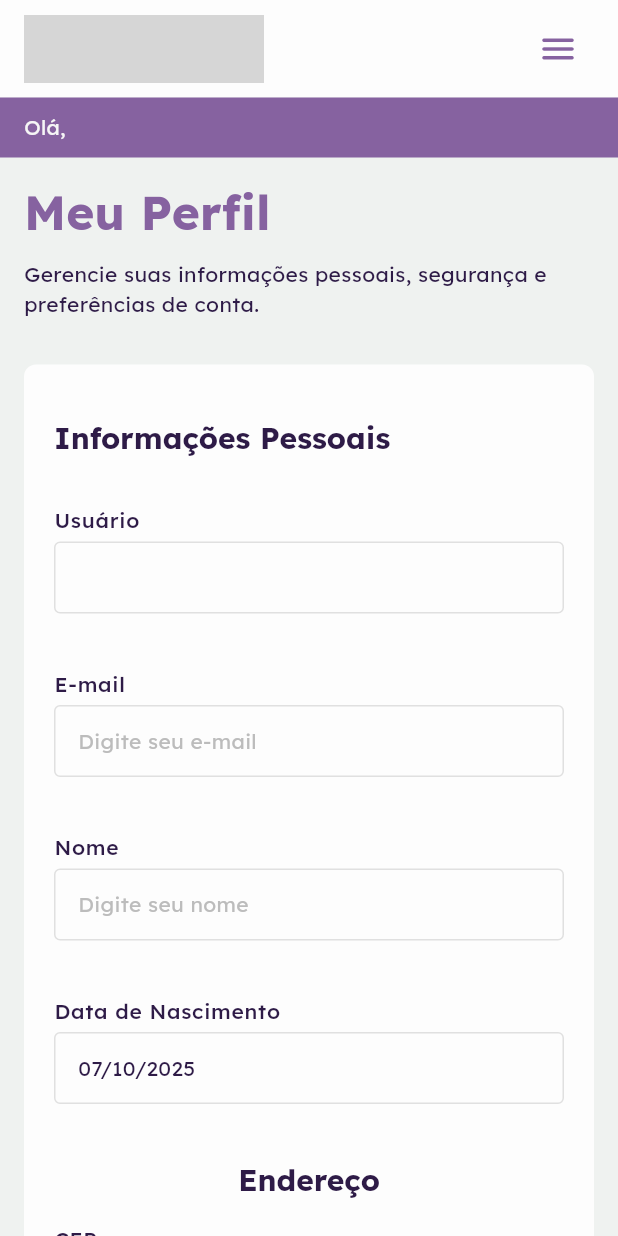
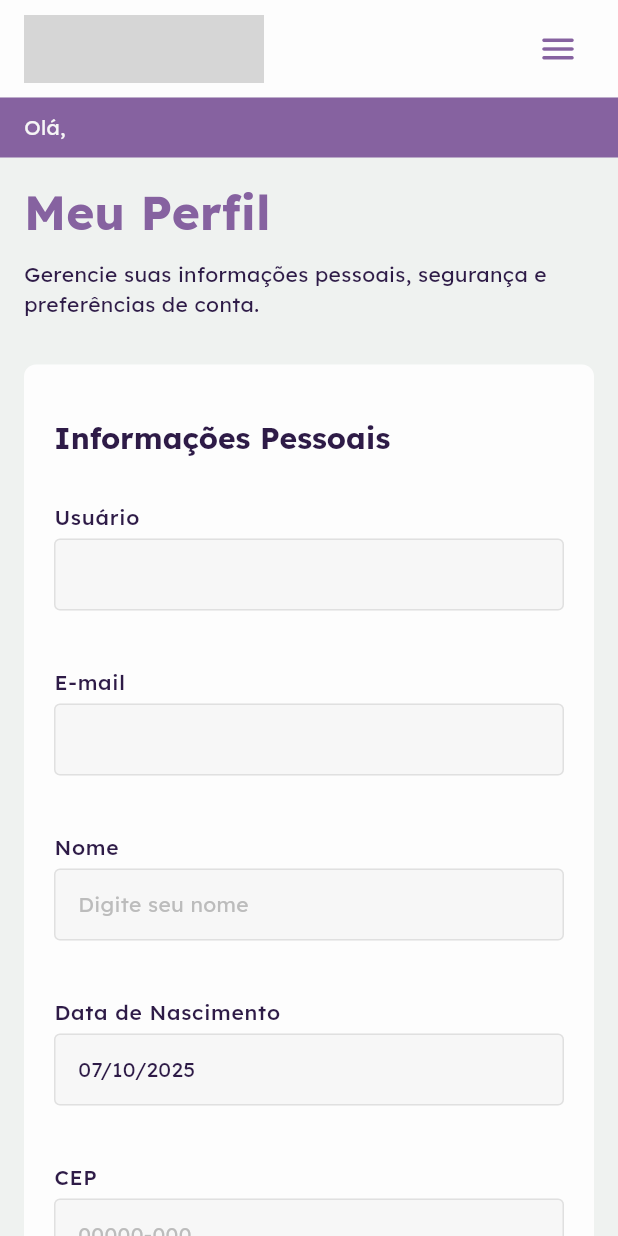
Before and after one commit to petbccufscar/mapa-adoleser, a Flutter app: the ProfilePage screen opened by its route, on a phone screen of 412 x 824 dp. Run offline on Flutter 3.47's test engine with Material 3 defaults, Android fonts, the phone set to English and light mode, and no system bars; our stand-ins replace carousel_slider, go_router, mask_text_input_formatter, pinput, responsive_framework, shared_preferences; accounts and stored records are empty; grey boxes are pictures that could not be loaded.

Commit message:
Improve input theming and CEP validation in profile flow
Refines input background and border colors for different states in the theme. Adds a dedicated CEP validator and improves error handling for address lookup. Refactors the profile page form layout, enhances field validation, and removes unused imports and logging. Also updates responsive paddings and cleans up widget constructors.

```diff
--- a/frontend/lib/core/constants.dart
+++ b/frontend/lib/core/constants.dart
@@ -19,10 +19,10 @@ class ResponsivePaddings {
   static const double horizontalDesktopLarge = 320.0;
 
   static const double verticalPhone = 16.0;
-  static const double verticalTablet = 16.0;
+  static const double verticalTablet = 32.0;
   static const double verticalTableLarge = 32.0;
   static const double verticalDesktop = 32.0;
-  static const double verticalDesktopLarge = 32.0;
+  static const double verticalDesktopLarge = 64.0;
 }
 
 class AppDimensions {
--- a/frontend/lib/core/theme/app_colors.dart
+++ b/frontend/lib/core/theme/app_colors.dart
@@ -36,9 +36,11 @@ class AppColors {
   static const iconDark = Color(0xFF2E1B47);
 
   // Input
-  static const inputBackground = Color(0xFFFFFFFF);
+  static const inputBackgroundFocused = Color(0xEAF1F1F1);
+  static const inputBackgroundDisabled = Color(0xEAF6F6F6);
+  static const inputBackground = Color(0xEAFDFDFD);
   static const inputPlaceholder = Color(0xFFBCBCBC);
   static const inputBorder = Color(0xFFEAEAEA);
-  static const inputBorderFocus = Color(0xFF687082);
+  static const inputBorderFocused = Color(0xFF687082);
   static const inputBorderDisabled = Color(0xFFE0E0E0);
 }
--- a/frontend/lib/core/theme/light_theme.dart
+++ b/frontend/lib/core/theme/light_theme.dart
@@ -19,8 +19,19 @@ ThemeData lightTheme = ThemeData(
       error: AppColors.warning,
       onError: AppColors.textPrimary,
     ),
-    inputDecorationTheme: const InputDecorationTheme(
-      fillColor: AppColors.inputBackground,
+    inputDecorationTheme: InputDecorationTheme(
+      filled: true,
+      fillColor: WidgetStateColor.resolveWith((states) {
+        if (states.contains(WidgetState.disabled)) {
+          return AppColors.inputBackgroundDisabled; // fundo desabilitado
+        }
+
+        if (states.contains(WidgetState.focused)) {
+          return AppColors.inputBackgroundFocused; // fundo quando focado
+        }
+
+        return AppColors.inputBackground; // fundo normal (habilitado)
+      }),
       errorStyle: TextStyle(
         color: Colors.red,
         fontSize: 12,
@@ -66,15 +77,20 @@ ThemeData lightTheme = ThemeData(
     ),
     textTheme: const TextTheme(
       headlineLarge: TextStyle(
-          color: AppColors.purple, fontSize: 32, fontWeight: FontWeight.w700),
+        color: AppColors.purple,
+        fontSize: 32,
+        fontWeight: FontWeight.w700,
+      ),
       headlineMedium: TextStyle(
         color: AppColors.textPrimary,
         fontSize: 24,
-          fontWeight: FontWeight.w700),
+        fontWeight: FontWeight.w700,
+      ),
       headlineSmall: TextStyle(
         color: AppColors.textPrimary,
         fontSize: 20,
-          fontWeight: FontWeight.w700),
+        fontWeight: FontWeight.w700,
+      ),
       labelSmall: TextStyle(
         color: AppColors.textSecondary,
         fontSize: 12,
@@ -82,7 +98,8 @@ ThemeData lightTheme = ThemeData(
       labelMedium: TextStyle(
         color: AppColors.textPrimary,
         fontSize: 14,
-          fontWeight: FontWeight.w500),
+        fontWeight: FontWeight.w500,
+      ),
       bodyLarge: TextStyle(
         color: AppColors.textPrimary,
         fontSize: 16,
--- a/frontend/lib/core/utils/validators.dart
+++ b/frontend/lib/core/utils/validators.dart
@@ -65,6 +65,24 @@ class Validators {
     return null;
   }
 
+  static String? isValidCep(String? cep) {
+    if (cep == null || cep.trim().isEmpty) {
+      return null;
+    }
+
+    final digits = cep.replaceAll(RegExp(r'[^0-9]'), '');
+
+    if (digits.length != 8) {
+      return 'CEP deve ter 8 dígitos';
+    }
+
+    if (RegExp(r'^(\d)\1{7}$').hasMatch(digits)) {
+      return 'CEP inválido';
+    }
+
+    return null; // válido
+  }
+
   static String? isValidUsername(String? value) {
     if (value == null || value.isEmpty) {
       return 'O campo é obrigatório';
--- a/frontend/lib/data/services/address_service.dart
+++ b/frontend/lib/data/services/address_service.dart
@@ -9,12 +9,14 @@ class AddressService {
     final url = Uri.parse('https://viacep.com.br/ws/$cep/json/');
     final response = await http.get(url);
 
-    log('Response Body: ${response.statusCode} - ${response.body}');
+    final data = json.decode(response.body) as Map<String, dynamic>;
 
-    if (response.statusCode == 200) {
-      return AddressResponseModel.fromJson(jsonDecode(response.body));
+    log(data.toString());
+
+    if (response.statusCode != 200 || data['erro'].toString() == "true") {
+      throw Exception('CEP não encontrado');
     }
 
-    throw Exception('CEP não encontrado');
+    return AddressResponseModel.fromJson(jsonDecode(response.body));
   }
 }
--- a/frontend/lib/presentation/ui/pages/change_password/change_password_page.dart
+++ b/frontend/lib/presentation/ui/pages/change_password/change_password_page.dart
@@ -4,7 +4,6 @@ import 'package:mapa_adoleser/core/constants.dart';
 import 'package:mapa_adoleser/core/utils/responsive_utils.dart';
 import 'package:mapa_adoleser/core/utils/validators.dart';
 import 'package:mapa_adoleser/presentation/ui/modal_wrapper.dart';
-import 'package:mapa_adoleser/presentation/ui/responsive_page_wrapper.dart';
 import 'package:mapa_adoleser/presentation/ui/widgets/appbar/custom_app_bar.dart';
 import 'package:mapa_adoleser/presentation/ui/widgets/custom_button.dart';
 import 'package:mapa_adoleser/presentation/ui/widgets/custom_password_fiel.dart';
--- a/frontend/lib/presentation/ui/pages/delete_account/delete_account_page.dart
+++ b/frontend/lib/presentation/ui/pages/delete_account/delete_account_page.dart
@@ -7,7 +7,6 @@ import 'package:mapa_adoleser/core/theme/app_colors.dart';
 import 'package:mapa_adoleser/core/utils/responsive_utils.dart';
 import 'package:mapa_adoleser/core/utils/validators.dart';
 import 'package:mapa_adoleser/presentation/ui/modal_wrapper.dart';
-import 'package:mapa_adoleser/presentation/ui/responsive_page_wrapper.dart';
 import 'package:mapa_adoleser/presentation/ui/widgets/appbar/custom_app_bar.dart';
 import 'package:mapa_adoleser/presentation/ui/widgets/custom_button.dart';
 import 'package:mapa_adoleser/presentation/ui/widgets/custom_password_fiel.dart';
--- a/frontend/lib/presentation/ui/pages/profile/profile_page.dart
+++ b/frontend/lib/presentation/ui/pages/profile/profile_page.dart
@@ -1,5 +1,3 @@
-import 'dart:developer';
-
 import 'package:flutter/material.dart';
 import 'package:go_router/go_router.dart';
 import 'package:mapa_adoleser/core/constants.dart';
@@ -53,6 +51,8 @@ class _ProfilePageState extends State<ProfilePage> {
     _emailController = TextEditingController();
     _usernameController = TextEditingController();
 
+    _formKey.currentState?.reset();
+
     super.initState();
   }
 
@@ -67,6 +67,8 @@ class _ProfilePageState extends State<ProfilePage> {
     _nameController.dispose();
     _emailController.dispose();
     _usernameController.dispose();
+
+    _formKey.currentState?.reset();
 
     super.dispose();
   }
@@ -132,26 +134,28 @@ class _ProfilePageState extends State<ProfilePage> {
             ),
             const SizedBox(height: 30),
             ModalWrapper(
-              child: Column(
-                crossAxisAlignment: CrossAxisAlignment.start,
-                children: [
-                  Text('Informações Pessoais',
-                      style: Theme.of(context).textTheme.headlineSmall),
-                  const SizedBox(height: 32),
-                  Form(
+              child: Form(
                 key: _formKey,
                 child: Column(
+                  crossAxisAlignment: CrossAxisAlignment.stretch,
                   children: [
+                    Text(
+                      'Informações Pessoais',
+                      style: Theme.of(context).textTheme.headlineSmall,
+                    ),
+
+                    const SizedBox(height: 30),
                     GridView(
                       shrinkWrap: true,
                       physics: const NeverScrollableScrollPhysics(),
                       gridDelegate:
                           const SliverGridDelegateWithMaxCrossAxisExtent(
-                            maxCrossAxisExtent: 400, // máx. largura por coluna
-                            mainAxisSpacing: 24,
+                              maxCrossAxisExtent:
+                                  450, // máx. largura por coluna
+                              mainAxisSpacing: 16,
                               crossAxisSpacing: 16,
                               childAspectRatio: 4,
-                          ),
+                              mainAxisExtent: 94),
                       children: [
                         CustomTextField(
                             enabled: false,
@@ -160,7 +164,6 @@ class _ProfilePageState extends State<ProfilePage> {
                         CustomTextField(
                             enabled: false,
                             label: 'E-mail',
-                                hint: 'Digite seu e-mail',
                             controller: _emailController),
                         CustomTextField(
                             enabled: isEditing,
@@ -174,16 +177,6 @@ class _ProfilePageState extends State<ProfilePage> {
                             label: 'Data de Nascimento',
                             controller: _birthDateController,
                             validator: Validators.isValidDayMonthYear),
-                          ],
-                        ),
-
-                        const SizedBox(height: 24),
-
-                        Text("Endereço",
-                            style: Theme.of(context).textTheme.headlineSmall),
-
-                        const SizedBox(height: 16),
-
                         CepTextField(
                           enabled: isEditing,
                           controller: _cepController,
@@ -196,41 +189,54 @@ class _ProfilePageState extends State<ProfilePage> {
                               _stateController.text =
                                   '${address.state} - ${address.uf}';
                             } else {
-                              log('deu erro');
-                              profileProvider
-                                  .setError('Endereço não encontrado');
+                              ScaffoldMessenger.of(context).showSnackBar(
+                                SnackBar(
+                                  content: Text('Endereço não encontrado'),
+                                  backgroundColor: Colors.red,
+                                ),
+                              );
                             }
                           },
                         ),
-
                         CustomTextField(
                           enabled: false,
                           label: 'Rua',
-                            controller: _streetController),
+                          controller: _streetController,
+                          validator: Validators.isNotEmpty,
+                        ),
                         CustomTextField(
                           enabled: false,
                           label: 'Bairro',
-                            controller: _neighborhoodController),
+                          controller: _neighborhoodController,
+                          validator: Validators.isNotEmpty,
+                        ),
                         CustomTextField(
                           enabled: false,
                           label: 'Cidade',
-                            controller: _cityController),
+                          controller: _cityController,
+                          validator: Validators.isNotEmpty,
+                        ),
                         CustomTextField(
                           enabled: false,
                           label: 'Estado',
-                            controller: _stateController),
+                          controller: _stateController,
+                          validator: Validators.isNotEmpty,
+                        ),
+                      ],
+                    ),
 
+                    if (profileProvider.error != null) ...[
                       const SizedBox(height: 32),
-
-                        if (profileProvider.error != null)
                       Text(
                         profileProvider.error!,
                         style: const TextStyle(color: Colors.red),
                       ),
+                    ],
+
+                    const SizedBox(height: 32),
 
                     /// Botões de ação
-                        Row(
-                          mainAxisAlignment: MainAxisAlignment.start,
+                    Wrap(
                       spacing: 16,
                       children: [
                         CustomButton(
@@ -257,12 +263,8 @@ class _ProfilePageState extends State<ProfilePage> {
                           ),
                       ],
                     ),
-
-                        const SizedBox(height: 40),
                   ],
                 ),
-                  ),
-                ],
               ),
             ),
             const SizedBox(height: 30),
--- a/frontend/lib/presentation/ui/widgets/cep_text_field.dart
+++ b/frontend/lib/presentation/ui/widgets/cep_text_field.dart
@@ -1,5 +1,3 @@
-import 'dart:developer';
-
 import 'package:flutter/material.dart';
 import 'package:mapa_adoleser/core/utils/validators.dart';
 import 'package:mapa_adoleser/data/services/address_service.dart';
@@ -12,11 +10,12 @@ class CepTextField extends StatefulWidget {
   final TextEditingController controller;
   final void Function(AddressResponseModel?) onSearch;
 
-  const CepTextField(
-      {super.key,
-      required this.enabled,
-      required this.controller,
-      required this.onSearch});
+  const CepTextField({
+    super.key,
+    required this.enabled,
+    required this.controller,
+    required this.onSearch,
+  });
 
   @override
   State<CepTextField> createState() => _CepTextFieldState();
@@ -47,7 +46,6 @@ class _CepTextFieldState extends State<CepTextField> {
         widget.onSearch(address);
       });
     } catch (e) {
-      log('Erro ao buscar endereço: $e');
       widget.onSearch(null);
     }
   }
@@ -58,7 +56,7 @@ class _CepTextFieldState extends State<CepTextField> {
       enabled: widget.enabled,
       label: 'CEP',
       controller: widget.controller,
-      validator: Validators.isNotEmpty,
+      validator: Validators.isValidCep,
       hint: '00000-000',
       keyboardType: TextInputType.number,
       inputFormatters: [_maskFormatter],
```
Lines whose indentation alone changed are shown as unchanged.
